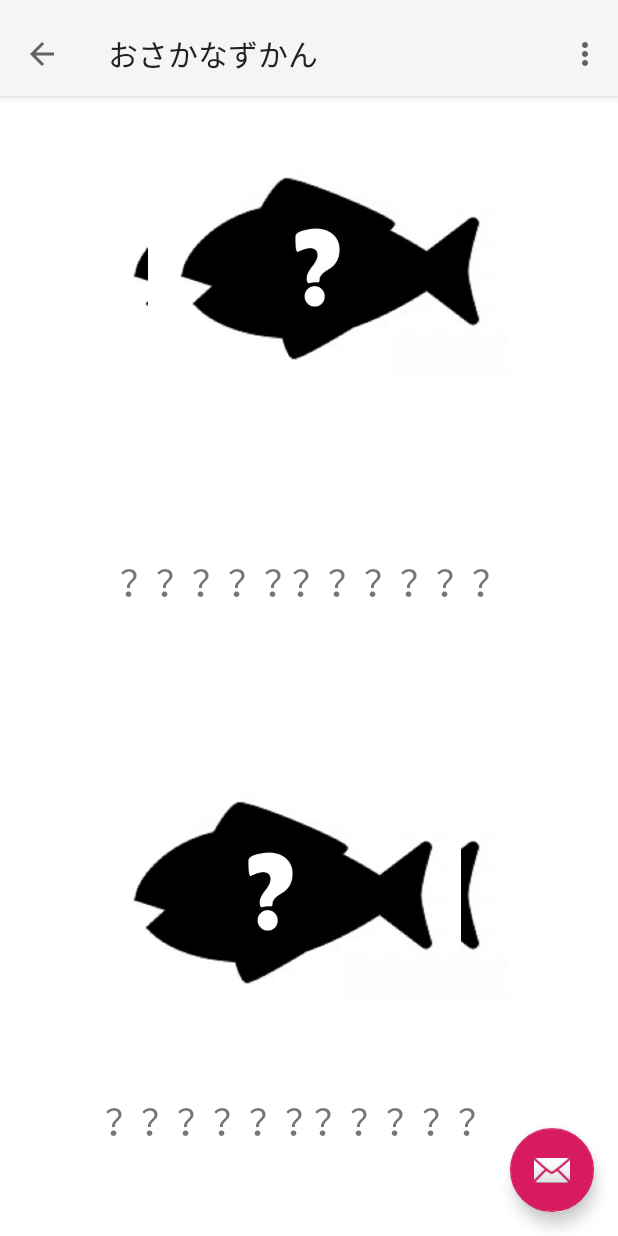
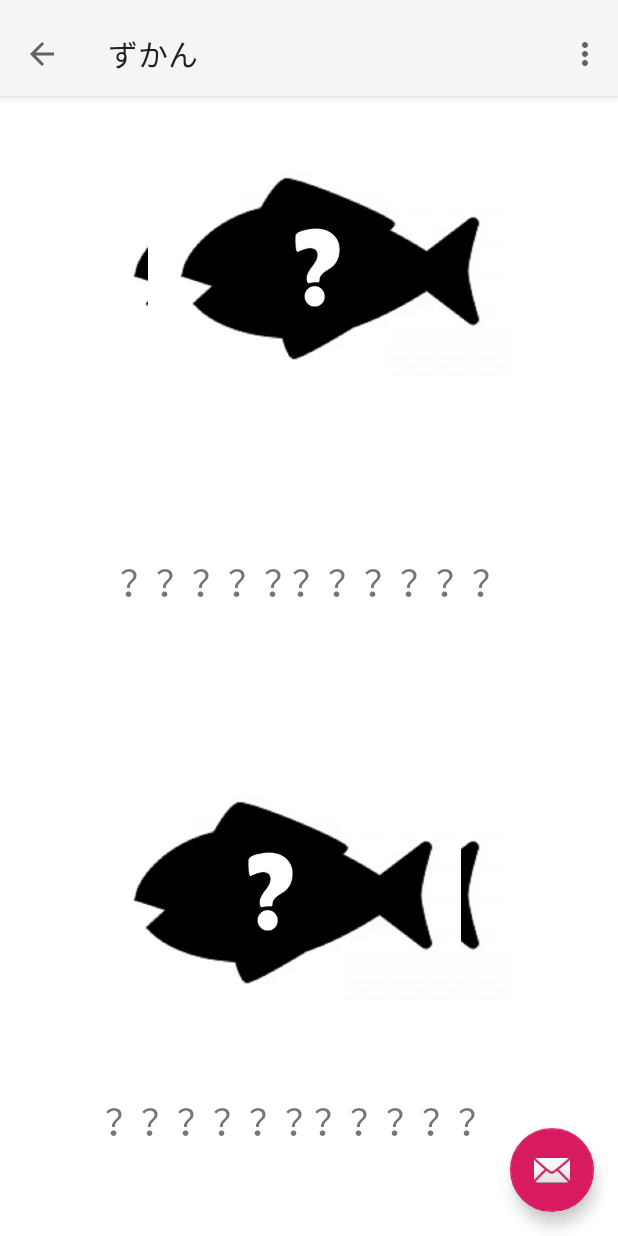
Before and after one commit to B3nel2d/en-PiT_Project, an Android app: the EncyclopediaActivity screen opened directly, with no data from a screen before it, on a phone screen of 412 x 824 dp. Run offline under Robolectric (Android 15) with nearby library versions, the phone set to English and light mode, and no system bars; Roboto replaces fonts that are not available here.

Commit message:
おさかなずかん→ずかん に変更

```diff
--- a/app/src/main/res/layout/activity_encyclopedia.xml
+++ b/app/src/main/res/layout/activity_encyclopedia.xml
@@ -23,7 +23,7 @@
             android:background="?attr/colorPrimary"
             app:layout_scrollFlags="scroll|enterAlways"
             app:popupTheme="@style/AppTheme.PopupOverlay"
-            app:title="おさかなずかん">
+            app:title="ずかん">
 
         </android.support.v7.widget.Toolbar>
 
```
